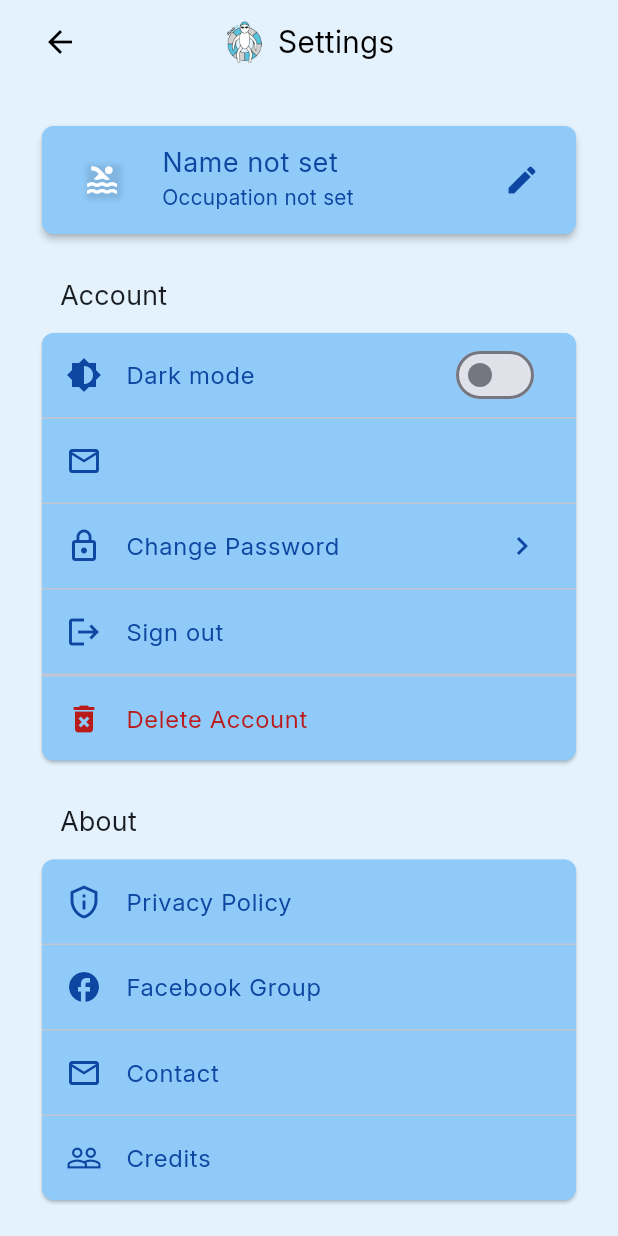
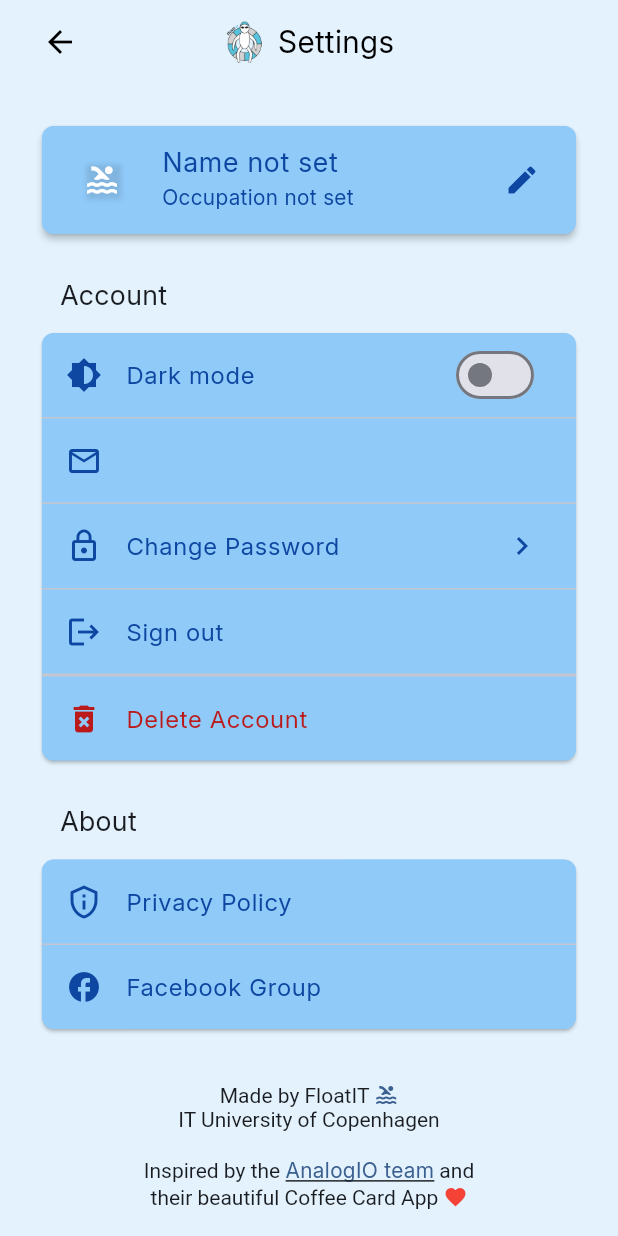
Before and after one commit to FloatIT-ITU/FloatIT-app, a Flutter app: the SettingsPage screen opened directly, on a phone screen of 412 x 824 dp. Run offline on Flutter 3.47's test engine with Material 3 defaults, Android fonts, the phone set to English and light mode, and no system bars; our stand-ins replace cloud_firestore, firebase_auth, firebase_core, firebase_messaging, flutter_colorpicker, flutter_markdown and 1 more; missing offline and left inert: dart:html, markdown; accounts and stored records are empty; network calls fail.

Commit message:
chore: update privacy policy and remove Contact/Credits from settings UI

```diff
--- a/lib/src/settings_page.dart
+++ b/lib/src/settings_page.dart
@@ -254,28 +254,6 @@ class _SettingsPageState extends State<SettingsPage> {
                                   }
                                 },
                               ),
-                              const Divider(height: 1),
-                              ListTile(
-                                leading: const Icon(Icons.mail_outline),
-                                title: const Text('Contact'),
-                                onTap: () async {
-                                  final url = Uri.parse('https://www.facebook.com/groups/floatit.itucph/');
-                                  if (await canLaunchUrl(url)) {
-                                    await launchUrl(url, mode: LaunchMode.externalApplication);
-                                  }
-                                },
-                              ),
-                              const Divider(height: 1),
-                              ListTile(
-                                leading: const Icon(Icons.people_outline),
-                                title: const Text('Credits'),
-                                onTap: () async {
-                                  final url = Uri.parse('https://www.facebook.com/groups/floatit.itucph/');
-                                  if (await canLaunchUrl(url)) {
-                                    await launchUrl(url, mode: LaunchMode.externalApplication);
-                                  }
-                                },
-                              ),
                             ],
                           ),
                         ),
```
Also changed, not shown: 1 other file.
